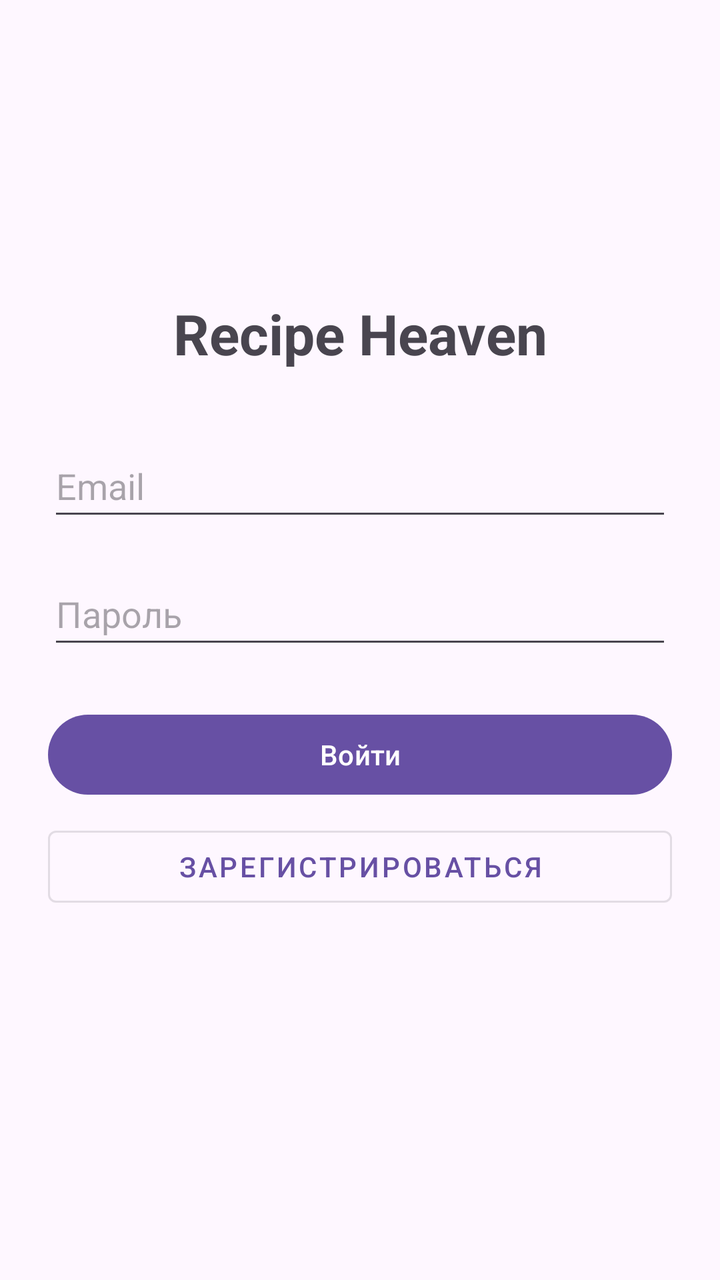
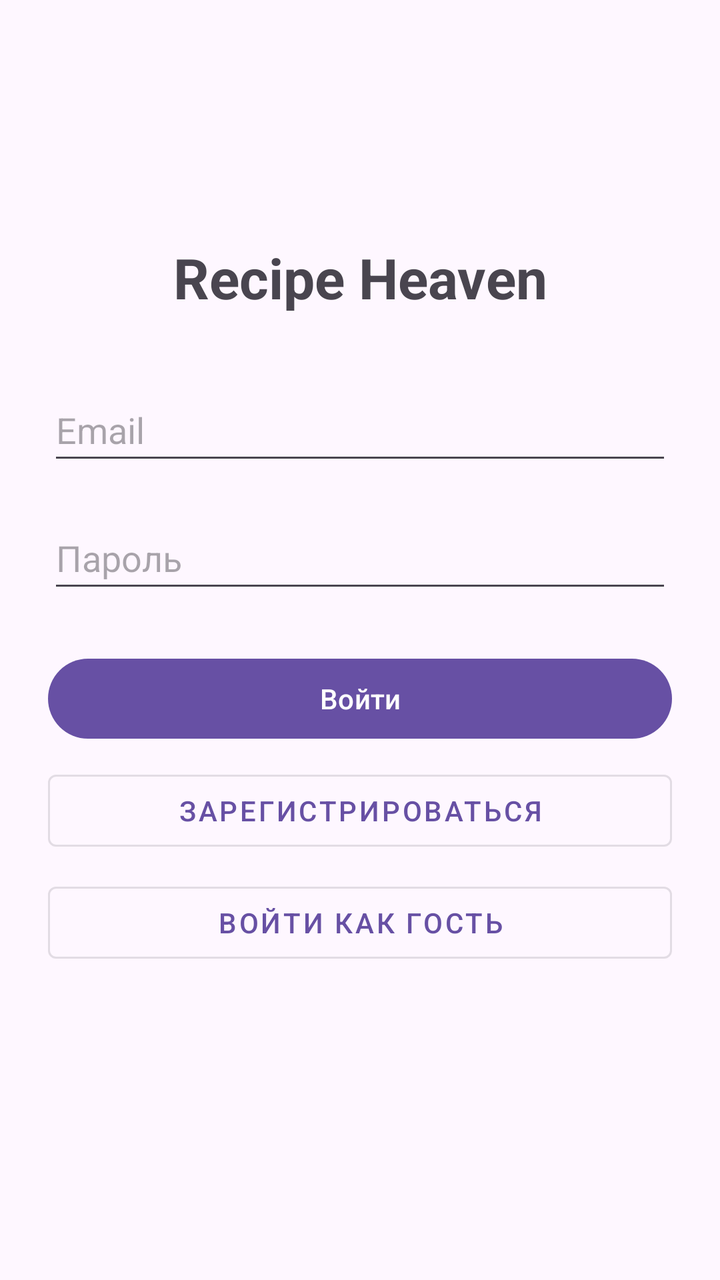

Before-and-after screenshots of an Android layout around one commit, followed by the original layout XML and the change that was made.
<!-- AndroidManifest.xml: application theme Theme.RecipeHeaven -->
<!-- res/layout/activity_auth.xml -->
<?xml version="1.0" encoding="utf-8"?>
<androidx.constraintlayout.widget.ConstraintLayout xmlns:android="http://schemas.android.com/apk/res/android"
    xmlns:app="http://schemas.android.com/apk/res-auto"
    xmlns:tools="http://schemas.android.com/tools"
    android:id="@+id/main"
    android:layout_width="match_parent"
    android:layout_height="match_parent"
    android:padding="24dp"
    tools:context=".presentation.AuthActivity">

    <TextView
        android:id="@+id/tvTitle"
        android:layout_width="wrap_content"
        android:layout_height="wrap_content"
        android:text="Recipe Heaven"
        android:textSize="28sp"
        android:textStyle="bold"
        app:layout_constraintBottom_toTopOf="@+id/etEmail"
        app:layout_constraintEnd_toEndOf="parent"
        app:layout_constraintStart_toStartOf="parent"
        app:layout_constraintTop_toTopOf="parent"
        app:layout_constraintVertical_chainStyle="packed" />

    <EditText
        android:id="@+id/etEmail"
        android:layout_width="0dp"
        android:layout_height="wrap_content"
        android:layout_marginTop="32dp"
        android:hint="Email"
        android:inputType="textEmailAddress"
        android:minHeight="48dp"
        app:layout_constraintBottom_toTopOf="@+id/etPassword"
        app:layout_constraintEnd_toEndOf="parent"
        app:layout_constraintStart_toStartOf="parent"
        app:layout_constraintTop_toBottomOf="@+id/tvTitle" />

    <EditText
        android:id="@+id/etPassword"
        android:layout_width="0dp"
        android:layout_height="wrap_content"
        android:layout_marginTop="16dp"
        android:hint="Пароль"
        android:inputType="textPassword"
        android:minHeight="48dp"
        app:layout_constraintBottom_toTopOf="@+id/btnLogin"
        app:layout_constraintEnd_toEndOf="parent"
        app:layout_constraintStart_toStartOf="parent"
        app:layout_constraintTop_toBottomOf="@+id/etEmail" />

    <Button
        android:id="@+id/btnLogin"
        android:layout_width="0dp"
        android:layout_height="wrap_content"
        android:layout_marginTop="24dp"
        android:text="Войти"
        app:layout_constraintBottom_toTopOf="@+id/btnRegister"
        app:layout_constraintEnd_toEndOf="parent"
        app:layout_constraintStart_toStartOf="parent"
        app:layout_constraintTop_toBottomOf="@+id/etPassword" />

    <Button
        android:id="@+id/btnRegister"
        style="@style/Widget.MaterialComponents.Button.OutlinedButton"
        android:layout_width="0dp"
        android:layout_height="wrap_content"
        android:layout_marginTop="8dp"
        android:text="Зарегистрироваться"
        app:layout_constraintBottom_toTopOf="@+id/tvStatus"
        app:layout_constraintEnd_toEndOf="parent"
        app:layout_constraintStart_toStartOf="parent"
        app:layout_constraintTop_toBottomOf="@+id/btnLogin" />

    <TextView
        android:id="@+id/tvStatus"
        android:layout_width="wrap_content"
        android:layout_height="wrap_content"
        android:layout_marginTop="16dp"
        android:textColor="@android:color/holo_red_dark"
        app:layout_constraintBottom_toBottomOf="parent"
        app:layout_constraintEnd_toEndOf="parent"
        app:layout_constraintStart_toStartOf="parent"
        app:layout_constraintTop_toBottomOf="@+id/btnRegister" />

    <ProgressBar
        android:id="@+id/progressBar"
        android:layout_width="wrap_content"
        android:layout_height="wrap_content"
        android:visibility="gone"
        app:layout_constraintBottom_toBottomOf="parent"
        app:layout_constraintEnd_toEndOf="parent"
        app:layout_constraintStart_toStartOf="parent"
        app:layout_constraintTop_toTopOf="parent" />

</androidx.constraintlayout.widget.ConstraintLayout>
<!-- resources referenced by this layout -->
<resources>
  <style name="Theme.RecipeHeaven" parent="Base.Theme.RecipeHeaven" />
  <style name="Base.Theme.RecipeHeaven" parent="Theme.Material3.DayNight.NoActionBar">
          
          
      </style>
</resources>

<!-- the commit's change to res/layout/activity_auth.xml (unified diff, before → after) -->
@@ -65,10 +65,22 @@
         android:layout_height="wrap_content"
         android:layout_marginTop="8dp"
         android:text="Зарегистрироваться"
+        app:layout_constraintBottom_toTopOf="@+id/btnGuest"
+        app:layout_constraintEnd_toEndOf="parent"
+        app:layout_constraintStart_toStartOf="parent"
+        app:layout_constraintTop_toBottomOf="@+id/btnLogin" />
+
+    <Button
+        android:id="@+id/btnGuest"
+        style="@style/Widget.MaterialComponents.Button.OutlinedButton"
+        android:layout_width="0dp"
+        android:layout_height="wrap_content"
+        android:layout_marginTop="8dp"
+        android:text="Войти как гость"
         app:layout_constraintBottom_toTopOf="@+id/tvStatus"
         app:layout_constraintEnd_toEndOf="parent"
         app:layout_constraintStart_toStartOf="parent"
-        app:layout_constraintTop_toBottomOf="@+id/btnLogin" />
+        app:layout_constraintTop_toBottomOf="@+id/btnRegister" />
 
     <TextView
         android:id="@+id/tvStatus"
@@ -79,7 +91,7 @@
         app:layout_constraintBottom_toBottomOf="parent"
         app:layout_constraintEnd_toEndOf="parent"
         app:layout_constraintStart_toStartOf="parent"
-        app:layout_constraintTop_toBottomOf="@+id/btnRegister" />
+        app:layout_constraintTop_toBottomOf="@+id/btnGuest" />
 
     <ProgressBar
         android:id="@+id/progressBar"
